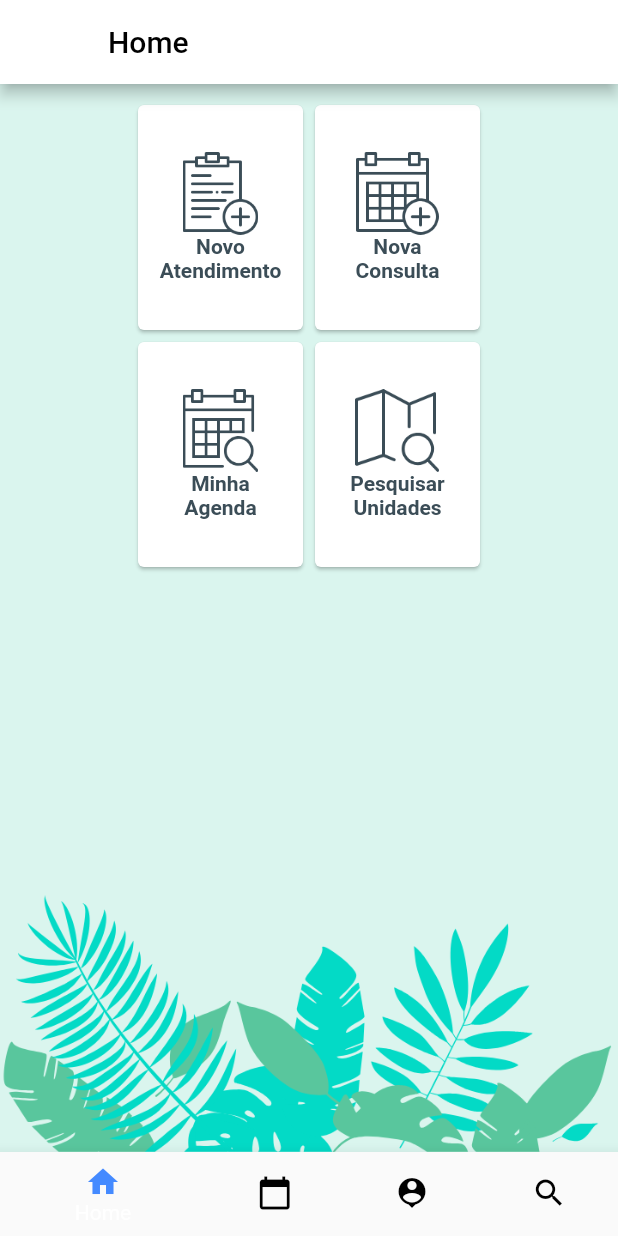
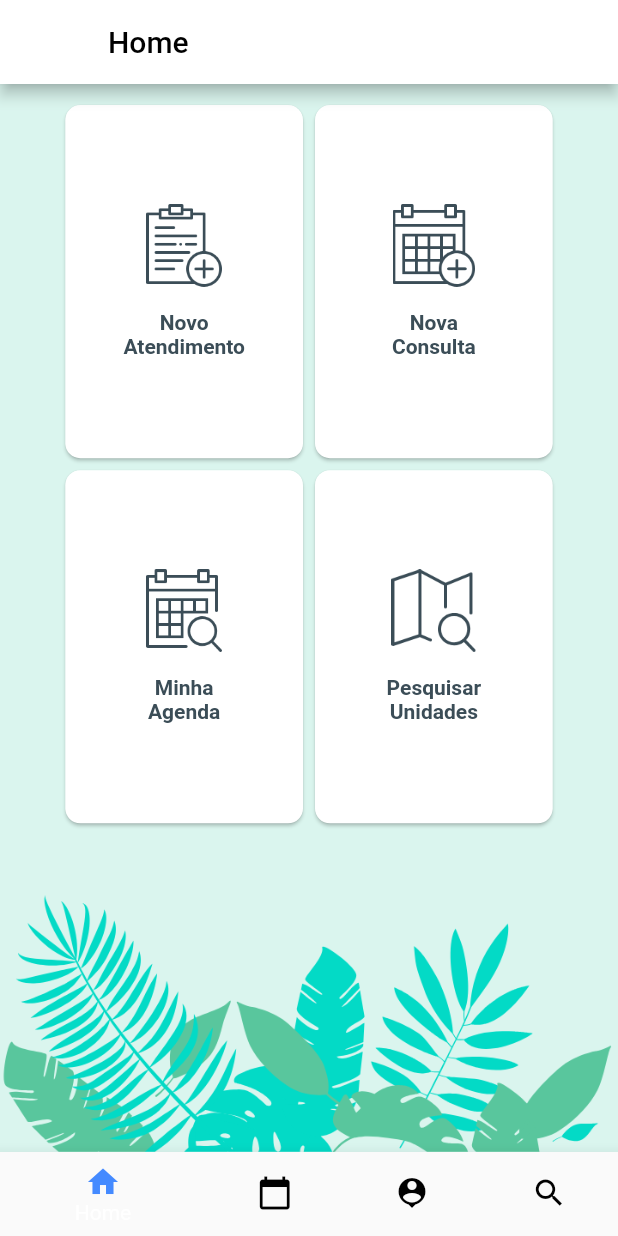
Before and after one commit to MathCastro/Apoio-UnB, a Flutter app: the HomeView screen opened by its route, on a phone screen of 412 x 824 dp. Run offline on Flutter 3.47's test engine with Material 2 defaults, Android fonts, the phone set to English and light mode, and no system bars; our stand-ins replace firebase_auth, firebase_database; accounts and stored records are empty.

Commit message:
tamanho do card e padding

```diff
--- a/lib/view/HomeView.dart
+++ b/lib/view/HomeView.dart
@@ -55,10 +55,13 @@ class _HomeViewState extends State<HomeView> {
                         Navigator.pushNamed(context, '/pesquisa1');
                       },
                       child: Card(
+                        shape: RoundedRectangleBorder(
+                        borderRadius: BorderRadius.circular(10.0),
+                      ),
                         child: Center(
                           child: Container(
-                            height: 150,
-                            width: 110,
+                            height: height / 3.5,
+                            width: width / 2.6,
                             child: Column(
                               mainAxisAlignment: MainAxisAlignment.center,
                               children: <Widget>[
@@ -67,7 +70,9 @@ class _HomeViewState extends State<HomeView> {
                                   child: Image.asset(
                                       'assets/drawable-xhdpi/notepad.png'),
                                 ),
-                                Center(
+                                Padding(
+                                  padding: const EdgeInsets.only(top:16.0),
+                                  child: Center(
                                     child: Text(
                                       "Novo",
                                       style: const TextStyle(
@@ -76,6 +81,7 @@ class _HomeViewState extends State<HomeView> {
                                           fontFamily: "Roboto",
                                           fontStyle: FontStyle.normal,
                                           fontSize: 14.0),
+                                    ),
                                   ),
                                 ),
                                 Center(
@@ -101,10 +107,13 @@ class _HomeViewState extends State<HomeView> {
                             context, '/nova_consulta_unid_atend');
                       },
                       child: Card(
+                        shape: RoundedRectangleBorder(
+                        borderRadius: BorderRadius.circular(10.0),
+                      ),
                         child: Center(
                           child: Container(
-                            height: 150,
-                            width: 110,
+                            height: height / 3.5,
+                            width: width / 2.6,
                             child: Column(
                               mainAxisAlignment: MainAxisAlignment.center,
                               children: <Widget>[
@@ -113,7 +122,9 @@ class _HomeViewState extends State<HomeView> {
                                   child: Image.asset(
                                       'assets/drawable-xhdpi/010-calendar-2.png'),
                                 ),
-                                Center(
+                                Padding(
+                                  padding: const EdgeInsets.only(top:16.0),
+                                  child: Center(
                                     child: Text(
                                       "Nova",
                                       style: const TextStyle(
@@ -122,6 +133,7 @@ class _HomeViewState extends State<HomeView> {
                                           fontFamily: "Roboto",
                                           fontStyle: FontStyle.normal,
                                           fontSize: 14.0),
+                                    ),
                                   ),
                                 ),
                                 Center(
@@ -147,10 +159,13 @@ class _HomeViewState extends State<HomeView> {
                   mainAxisAlignment: MainAxisAlignment.center,
                   children: <Widget>[
                     Card(
+                      shape: RoundedRectangleBorder(
+                        borderRadius: BorderRadius.circular(10.0),
+                      ),
                       child: Center(
                         child: Container(
-                          height: 150,
-                          width: 110,
+                          height: height / 3.5,
+                          width: width / 2.6,
                           child: Column(
                             mainAxisAlignment: MainAxisAlignment.center,
                             children: <Widget>[
@@ -159,7 +174,9 @@ class _HomeViewState extends State<HomeView> {
                                 child: Image.asset(
                                     'assets/drawable-xhdpi/calendar.png'),
                               ),
-                              Center(
+                              Padding(
+                                padding: const EdgeInsets.only(top:16.0),
+                                child: Center(
                                   child: Text(
                                     "Minha",
                                     style: const TextStyle(
@@ -168,6 +185,7 @@ class _HomeViewState extends State<HomeView> {
                                         fontFamily: "Roboto",
                                         fontStyle: FontStyle.normal,
                                         fontSize: 14.0),
+                                  ),
                                 ),
                               ),
                               Center(
@@ -187,10 +205,13 @@ class _HomeViewState extends State<HomeView> {
                       ),
                     ),
                     Card(
+                      shape: RoundedRectangleBorder(
+                        borderRadius: BorderRadius.circular(10.0),
+                      ),
                       child: Center(
                         child: Container(
-                          height: 150,
-                          width: 110,
+                          height: height / 3.5,
+                          width: width / 2.6,
                           child: Column(
                             mainAxisAlignment: MainAxisAlignment.center,
                             children: <Widget>[
@@ -199,7 +220,9 @@ class _HomeViewState extends State<HomeView> {
                                 child: Image.asset(
                                     'assets/drawable-xhdpi/009-map-1.png'),
                               ),
-                              Center(
+                              Padding(
+                                padding: const EdgeInsets.only(top:16.0),
+                                child: Center(
                                   child: Text(
                                     "Pesquisar",
                                     style: const TextStyle(
@@ -208,6 +231,7 @@ class _HomeViewState extends State<HomeView> {
                                         fontFamily: "Roboto",
                                         fontStyle: FontStyle.normal,
                                         fontSize: 14.0),
+                                  ),
                                 ),
                               ),
                               Center(
```
Lines whose indentation alone changed are shown as unchanged.
